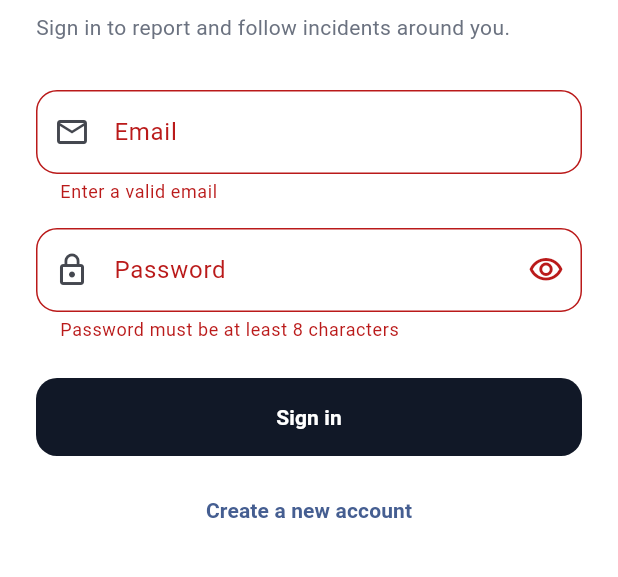
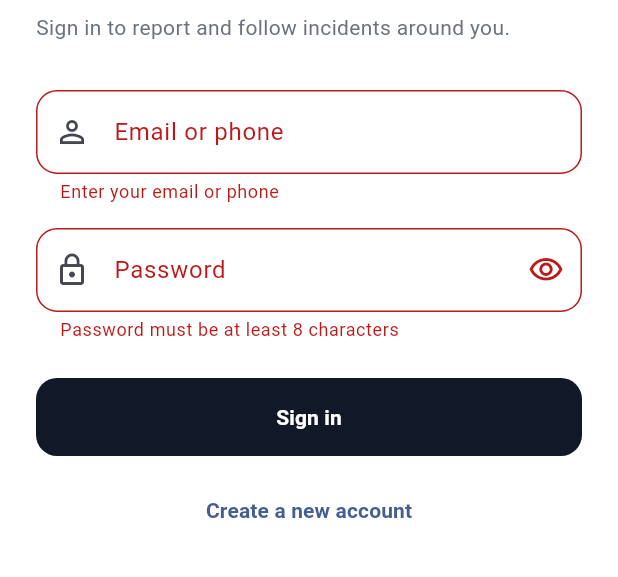
Before and after one commit to alumasinde/hapa-app, a Flutter app: the screen it shows after launch, after a tap on "Sign in", on a phone screen of 412 x 824 dp, the part 423-1000 px from its top. Run offline on Flutter 3.47's test engine with Material 3 defaults, Android fonts, the phone set to English and light mode, and no system bars; our stand-ins replace dio, flutter_riverpod, flutter_secure_storage, share_plus.

Commit message:
fix(auth): support API login identifier and real errors

```diff
--- a/lib/features/auth/presentation/login_page.dart
+++ b/lib/features/auth/presentation/login_page.dart
@@ -13,7 +13,7 @@ class LoginPage extends ConsumerStatefulWidget {
 
 class _LoginPageState extends ConsumerState<LoginPage> {
   final _formKey = GlobalKey<FormState>();
-  final _email = TextEditingController();
+  final _login = TextEditingController();
   final _password = TextEditingController();
 
   bool _loading = false;
@@ -21,7 +21,7 @@ class _LoginPageState extends ConsumerState<LoginPage> {
 
   @override
   void dispose() {
-    _email.dispose();
+    _login.dispose();
     _password.dispose();
     super.dispose();
   }
@@ -33,14 +33,14 @@ class _LoginPageState extends ConsumerState<LoginPage> {
 
     try {
       await ref.read(authControllerProvider.notifier).login(
-            email: _email.text.trim(),
+            login: _login.text.trim(),
             password: _password.text,
           );
     } catch (_) {
       if (!mounted) return;
       ScaffoldMessenger.of(context).showSnackBar(
-        const SnackBar(
-          content: Text('Unable to sign in. Check your details and try again.'),
+        SnackBar(
+          content: Text(ref.read(authControllerProvider).error ?? 'Unable to sign in. Check your details and try again.'),
         ),
       );
     } finally {
@@ -77,15 +77,15 @@ class _LoginPageState extends ConsumerState<LoginPage> {
                     ),
                     const SizedBox(height: 32),
                     TextFormField(
-                      controller: _email,
-                      keyboardType: TextInputType.emailAddress,
+                      controller: _login,
+                      keyboardType: TextInputType.text,
                       decoration: const InputDecoration(
-                        labelText: 'Email',
-                        prefixIcon: Icon(Icons.email_outlined),
+                        labelText: 'Email or phone',
+                        prefixIcon: Icon(Icons.person_outline),
                       ),
                       validator: (value) =>
-                          value == null || !value.contains('@')
-                              ? 'Enter a valid email'
+                          value == null || value.trim().isEmpty
+                              ? 'Enter your email or phone'
                               : null,
                     ),
                     const SizedBox(height: 16),
```
